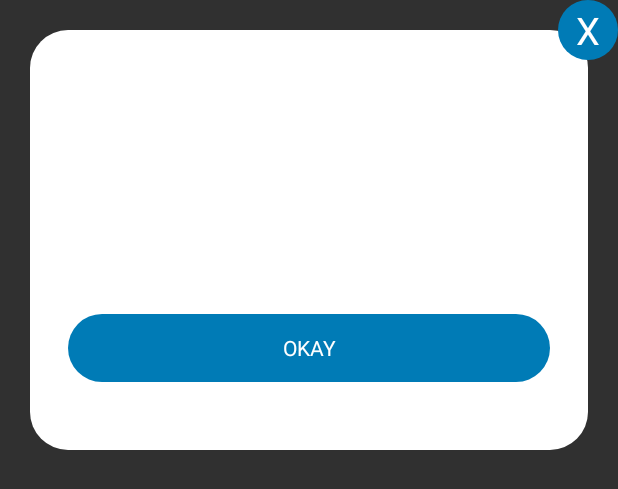
After one commit to iamrahulyadav/Imcooking, an Android app: the layout dialog_signup.xml on its own in the app's theme, with its tools: preview values and no code run, on a phone screen of 412 x 824 dp. The commit adds this screen. Shown: the top 489 px of the screen. Run offline under Robolectric (Android 15) with nearby library versions, the phone set to English and light mode, and no system bars.

Commit message:
change by vaibhav 05/03/2018 06:48PM

```diff
--- a/app/build.gradle
+++ b/app/build.gradle
@@ -36,4 +36,5 @@ dependencies {
     implementation 'com.squareup.retrofit2:converter-gson:2.3.0'
     /*    compile 'com.squareup.okhttp:okhttp:2.4.0'*/
     implementation 'com.squareup.okhttp3:logging-interceptor:3.8.0'
+    implementation 'com.squareup.picasso:picasso:2.3.2'
 }
--- a/app/src/main/java/com/imcooking/Model/ApiRequest/ApiResponse.java
+++ b/app/src/main/java/com/imcooking/Model/api/response/ApiResponse.java
@@ -1,4 +1,4 @@
-package com.imcooking.Model.ApiRequest;
+package com.imcooking.Model.api.response;
 
 public class ApiResponse {
     /**
@@ -10,6 +10,7 @@ public class ApiResponse {
     private boolean status;
     private String msg;
     private UserDataBean user_data;
+    public HomeData homeData;
 
     public boolean isStatus() {
         return status;
--- a/app/src/main/java/com/imcooking/activity/main/setup/ForgotPassActivity.java
+++ b/app/src/main/java/com/imcooking/activity/main/setup/ForgotPassActivity.java
@@ -1,9 +1,6 @@
 package com.imcooking.activity.main.setup;
 
-import android.content.Intent;
-import android.support.v7.app.AppCompatActivity;
 import android.os.Bundle;
-import android.util.Log;
 import android.view.View;
 import android.view.WindowManager;
 import android.view.animation.Animation;
@@ -12,10 +9,9 @@ import android.widget.EditText;
 import android.widget.LinearLayout;
 
 import com.google.gson.Gson;
-import com.imcooking.Model.ApiRequest.ApiResponse;
+import com.imcooking.Model.api.response.ApiResponse;
 import com.imcooking.Model.ApiRequest.ForgotPassword;
 import com.imcooking.R;
-import com.imcooking.activity.home.MainActivity;
 import com.imcooking.utils.AppBaseActivity;
 import com.imcooking.utils.BaseClass;
 import com.imcooking.webservices.GetData;
--- a/app/src/main/java/com/imcooking/activity/main/setup/LoginActivity.java
+++ b/app/src/main/java/com/imcooking/activity/main/setup/LoginActivity.java
@@ -4,7 +4,6 @@ package com.imcooking.activity.main.setup;
 import android.app.Dialog;
 import android.content.Intent;
 import android.os.Bundle;
-import android.support.v7.widget.GridLayoutManager;
 import android.util.Log;
 import android.view.View;
 import android.view.WindowManager;
@@ -15,7 +14,7 @@ import android.widget.LinearLayout;
 import android.widget.TextView;
 
 import com.google.gson.Gson;
-import com.imcooking.Model.ApiRequest.ApiResponse;
+import com.imcooking.Model.api.response.ApiResponse;
 import com.imcooking.Model.ApiRequest.Login;
 import com.imcooking.Model.ApiRequest.Verification;
 import com.imcooking.R;
--- a/app/src/main/java/com/imcooking/webservices/GetData.java
+++ b/app/src/main/java/com/imcooking/webservices/GetData.java
@@ -43,7 +43,7 @@ public class GetData {
 
     private static final MediaType JSON = MediaType.parse("application/json");
     private final static String BASE_URL = "http://webdevelopmentreviews.net/imcooking/api/";
-
+    public final static String IMG_BASE_URL = "http://webdevelopmentreviews.net/imcooking/upload/";
     public void getResponse(String jsonString, String api_name, final MyCallback callback) {
 
         if(BaseClass.isNetworkConnected(context)) {
--- /dev/null
+++ b/app/src/main/res/layout/dialog_signup.xml
@@ -0,0 +1,59 @@
+<?xml version="1.0" encoding="utf-8"?>
+<RelativeLayout xmlns:android="http://schemas.android.com/apk/res/android"
+    android:layout_width="wrap_content"
+    android:layout_height="wrap_content"
+    xmlns:app="http://schemas.android.com/apk/res-auto">
+
+    <LinearLayout
+        android:layout_width="match_parent"
+        android:layout_height="280dp"
+        android:layout_margin="20dp"
+        android:background="@drawable/shape_background_white"
+        android:orientation="vertical"
+        android:padding="15dp">
+
+        <TextView
+            android:layout_width="wrap_content"
+            android:layout_height="wrap_content"
+            android:id="@+id/dialog_signup_text"
+            android:textColor="@color/text_color_10"
+            android:textSize="16sp"
+            android:gravity="center"
+            android:layout_gravity="center"
+            android:layout_marginBottom="20dp"
+            android:layout_margin="10dp"/>
+
+
+        <LinearLayout
+            android:layout_width="match_parent"
+            android:layout_height="match_parent"
+            android:gravity="bottom">
+
+
+            <TextView
+                android:layout_width="match_parent"
+                android:layout_height="45dp"
+                android:onClick="register_okay"
+                android:text="OKAY"
+                android:textColor="@color/colorWhite"
+                android:textSize="14sp"
+                android:background="@drawable/shape_background_theme"
+                android:gravity="center"
+                android:layout_margin="10dp"/>
+
+        </LinearLayout>
+
+    </LinearLayout>
+
+    <TextView
+        android:layout_width="40dp"
+        android:layout_height="40dp"
+        android:onClick="register_okay"
+        android:text="X"
+        android:textColor="@color/colorWhite"
+        android:textSize="25dp"
+        android:gravity="center"
+        android:layout_alignParentTop="true"
+        android:layout_alignParentRight="true"
+        android:background="@drawable/shape_circle_theme"/>
+</RelativeLayout>
```
Also changed, not shown: app/src/main/java/com/imcooking/Model/ApiRequest/Home.java (added, +73 -0 lines), app/src/main/java/com/imcooking/Model/api/response/HomeData.java (added, +292 -0 lines), app/src/main/java/com/imcooking/activity/main/setup/SignUpActivity.java (+42 -33 lines), app/src/main/java/com/imcooking/fragment/HomeFragment.java (+83 -5 lines), app/src/main/res/layout/fragment_home.xml (+9 -0 lines).
